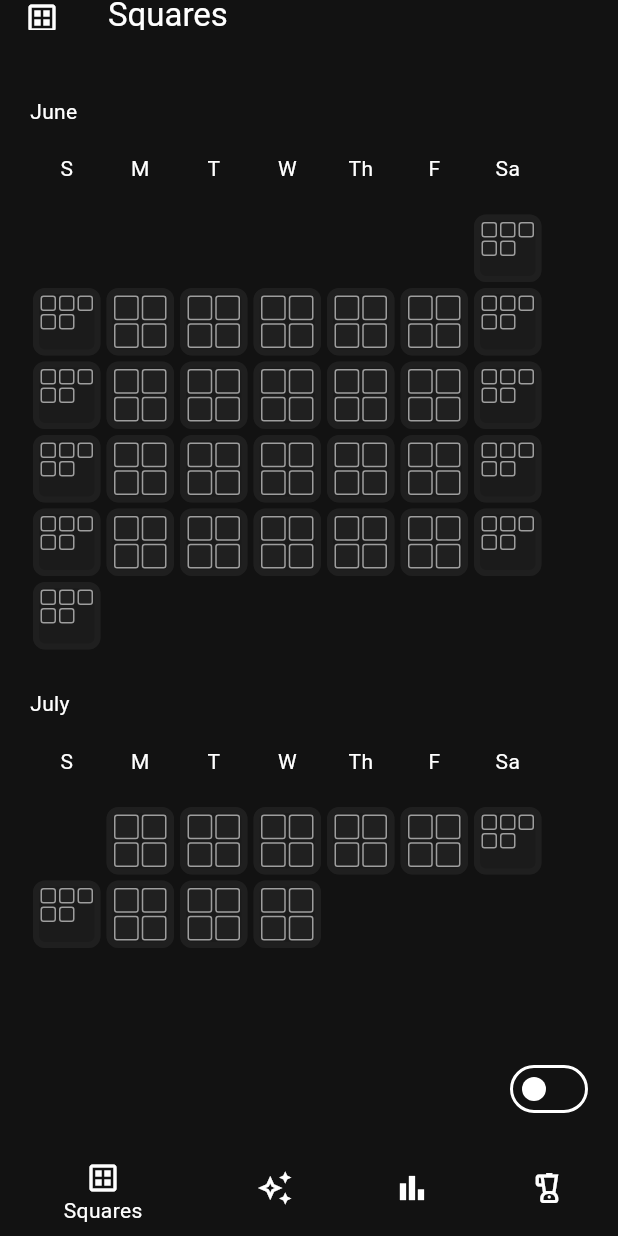
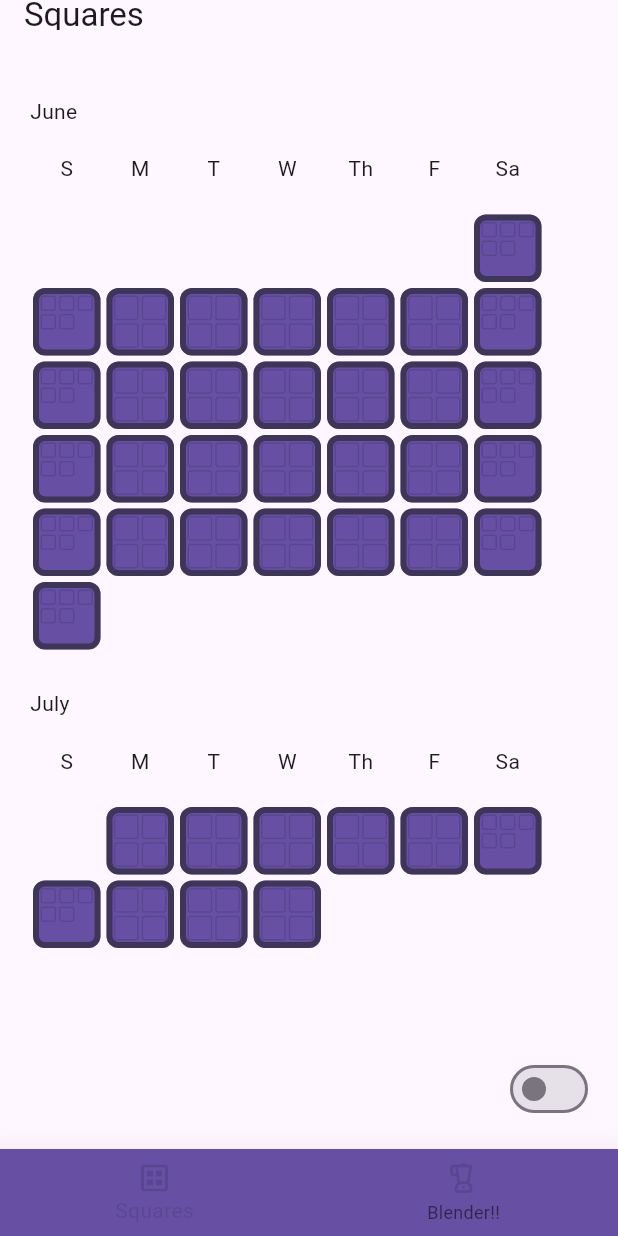
Before and after one commit to cueltschey/squared_away, a Flutter app: the screen it shows after launch, on a phone screen of 412 x 824 dp. Run offline on Flutter 3.47's test engine with Material 3 defaults, Android fonts, the phone set to English and light mode, and no system bars; our stand-ins replace fl_chart, flutter_colorpicker, flutter_markdown, pie_chart.

Commit message:
add themes, fix styling and fix bugs

```diff
--- a/lib/journal.dart
+++ b/lib/journal.dart
@@ -3,7 +3,6 @@ import 'dart:io';
 
 import 'package:flutter/material.dart';
 import 'package:flutter_markdown/flutter_markdown.dart';
-import 'package:file_picker/file_picker.dart';
 import 'package:intl/intl.dart';
 import 'package:path_provider/path_provider.dart';
 
--- a/lib/list.dart
+++ b/lib/list.dart
@@ -55,6 +55,7 @@ class _TaskListState extends State<TaskList> {
                 return Container(
                   padding: EdgeInsets.all(8.0),
                   decoration: BoxDecoration(
+                      color: Theme.of(context).primaryColor,
                     border: Border.all(
                       color: widget.taskList[index]['color'],
                       width: 2.0
--- a/lib/main.dart
+++ b/lib/main.dart
@@ -8,9 +8,18 @@ import 'dart:convert';
 import 'dart:io';
 import 'package:path_provider/path_provider.dart';
 import 'package:squared_away/options.dart';
+import 'package:provider/provider.dart';
+import 'theme.dart';
 
 void main() {
-  runApp(const SquaredAway());
+  runApp(
+    ChangeNotifierProvider(
+      create: (context) => ThemeProvider(
+        ThemeData.light(),
+      ),
+      child: const SquaredAway(),
+    ),
+  );
 }
 
 class SquaredAway extends StatelessWidget {
@@ -19,17 +28,14 @@ class SquaredAway extends StatelessWidget {
   // This widget is the root of your application.
   @override
   Widget build(BuildContext context) {
-    return MaterialApp(
-      title: 'Squared Away',
-      home: const HomePage(title: 'Squared Away'),
-      theme: ThemeData(
-        brightness: Brightness.dark,
-        primaryColor: Colors.green[800],
-        colorScheme: const ColorScheme.dark(
-        primary: Colors.blue,
-        secondary: Colors.blueAccent,
-      ),
-    )
+    return Consumer<ThemeProvider>(
+      builder: (context, themeProvider, child) {
+        return MaterialApp(
+          title: 'Squared Away',
+          theme: themeProvider.themeData,
+          home: HomePage(title: "Squared Away"),
+        );
+      },
     );
   }
 }
@@ -44,6 +50,44 @@ class HomePage extends StatefulWidget {
 
 class _HomePageState extends State<HomePage> {
 
+  final List<Map<String, dynamic>> themes = [
+    {
+      'name': 'Basic Dark',
+      'primary': Color.fromARGB(200, 34, 34, 34),
+      'focus': Color.fromARGB(255, 200, 200, 200),
+      'isDark': true,
+    },
+    {
+      'name': 'Basic Light',
+      'primary': Color.fromARGB(255, 150, 150, 150),
+      'focus': Color.fromARGB(255, 34, 34, 34),
+      'isDark': false,
+    },
+    {
+      'name': 'Martian Dark',
+      'primary': Color.fromARGB(200, 34, 34, 34),
+      'focus': Color.fromARGB(255, 200, 255, 255),
+      'isDark': true,
+    },
+    {
+      'name': 'Martian Light',
+      'primary': Color.fromARGB(255, 200, 255, 255),
+      'focus': Color.fromARGB(255, 34, 34, 34),
+      'isDark': false,
+    },
+    {
+      'name': 'Fire Dark',
+      'primary': Color.fromARGB(200, 34, 34, 34),
+      'focus': Color.fromARGB(255, 235, 150, 150),
+      'isDark': true,
+    },
+    {
+      'name': 'Fire Light',
+      'primary': Color.fromARGB(255, 235, 150, 150),
+      'focus': Color.fromARGB(255, 34, 34, 34),
+      'isDark': false,
+    },
+  ];
 
   Future<String> get _localPath async {
     final directory = await getApplicationDocumentsDirectory();
@@ -86,6 +130,7 @@ class _HomePageState extends State<HomePage> {
             };
           }
       ).toList(),
+      "theme": [themeId],
     };
     String jsonTaskList = jsonEncode(allData);
     return file.writeAsString(jsonTaskList);
@@ -127,6 +172,7 @@ class _HomePageState extends State<HomePage> {
   List<Map<String, dynamic>> tasks = [];
   List<Map<String, dynamic>> squareData = [];
   bool _loading = true;
+  int themeId = 0;
 
   Future<Map<String, dynamic>> _readData() async {
     try{
@@ -252,6 +298,19 @@ class _HomePageState extends State<HomePage> {
            squareData.addAll(fillMissingSquares(squareData.last['date'].add(Duration(days: 1))));
        }
       }
+      if(allData['theme'] != null && allData['theme'].length > 0){
+        setState(() {
+          themeId = allData['theme'][0];
+        });
+
+        Provider.of<ThemeProvider>(context, listen: false).setTheme(
+            ThemeData(
+              brightness: themes[themeId]['isDark']? Brightness.dark : Brightness.light,
+              primaryColor:  themes[themeId]['primary'],
+              focusColor: themes[themeId]['focus'],
+            )
+        );
+      }
       setState(() {
         _loading = false;
       });
@@ -351,6 +410,15 @@ class _HomePageState extends State<HomePage> {
       }
     });
   }
+
+  void setThemeCallback(int Id){
+    setState(() {
+      themeId = Id;
+    });
+    writeTaskList(tasks, squareData);
+  }
+
+
   bool _isJournal = false;
 
 
@@ -361,12 +429,11 @@ class _HomePageState extends State<HomePage> {
       case 0:
         DateTime now = DateTime.now();
         currentWidget = Scaffold(
-          appBar: AppBar(title: _isJournal? Text("Journal"): Text("Squares"), toolbarHeight: 20.0,
-            leading: _isJournal? Icon(Icons.chrome_reader_mode) : Icon(Icons.dataset_outlined)),
+          appBar: AppBar(title: _isJournal? Text("Journal"): Text("Squares"), toolbarHeight: 20.0,),
           body: _isJournal? Journal(squareData: squareData, taskList: tasks, setTaskCallback: setTaskCallback)
               : Squares(squareData: squareData, taskList: tasks, setTaskCallback: setTaskCallback),
           floatingActionButton:  Switch(
-            activeColor: Colors.white,
+            activeColor: Theme.of(context).focusColor,
             value: _isJournal,
             onChanged: (value) {
               setState(() {
@@ -377,14 +444,18 @@ class _HomePageState extends State<HomePage> {
         );
         break;
       case 1:
-        currentWidget = TaskList(taskList: tasks, addNewTask: addTaskCallback, deleteTaskCallback: removeTaskCallback, updateTask: updateTaskCallback,);
-        break;
-      case 2:
-        currentWidget = Statistics(taskList: tasks, squareData: squareData);
-        break;
-      case 3:
-        //currentWidget = Options();
-        currentWidget = Text(tasks[1].toString());
+        currentWidget = Options(
+          options: [
+            TaskList(taskList: tasks, addNewTask: addTaskCallback, deleteTaskCallback: removeTaskCallback, updateTask: updateTaskCallback),
+            Scaffold(
+              appBar:  AppBar(title: Text("Statistics")),
+                body: Statistics(taskList: tasks, squareData: squareData)
+            ),
+            ThemePicker(setThemeCallback: setThemeCallback,)
+          ],
+          icons: [Icon(Icons.auto_awesome_outlined, semanticLabel: "testing",), Icon(Icons.bar_chart_outlined), Icon(Icons.palette)],
+          subtitles: ["Habits", "Statistics", "Theme"],
+        );
         break;
       default:
         currentWidget = const SizedBox.shrink(); // Handle any unexpected index
@@ -397,28 +468,17 @@ class _HomePageState extends State<HomePage> {
       bottomNavigationBar: BottomNavigationBar(
         currentIndex: _pageIndex,
         onTap: _onItemTapped,
-        selectedItemColor: Colors.white,
+        selectedItemColor: Theme.of(context).focusColor,
         elevation: 20.0,
-        backgroundColor: Color.fromARGB(200, 34, 34, 34),
-        selectedIconTheme: const IconThemeData(
-          color: Colors.yellow,
-        ),
+        backgroundColor: Theme.of(context).primaryColor,
         items: [
           BottomNavigationBarItem(
-              icon:  _isJournal? const Icon(Icons.chrome_reader_mode, color: Colors.white) :
-                                 const Icon(Icons.dataset_outlined, color: Colors.white),
-              label: _isJournal? "Journal": "Squares"
+              icon:  _isJournal?  Icon(Icons.chrome_reader_mode, color: Theme.of(context).focusColor) :
+                                  Icon(Icons.dataset_outlined, color: Theme.of(context).focusColor),
+              label: _isJournal? "Journal": "Squares",
           ),
-          const BottomNavigationBarItem(
-              icon:  Icon(Icons.auto_awesome_outlined, color: Colors.white),
-              label: "Habits"
-          ),
-          const BottomNavigationBarItem(
-              icon:  Icon(Icons.bar_chart_outlined, color: Colors.white),
-              label: "Statistics"
-          ),
-          const BottomNavigationBarItem(
-              icon:  Icon(Icons.blender_outlined, color: Colors.white),
+          BottomNavigationBarItem(
+              icon:  Icon(Icons.blender_outlined, color: Theme.of(context).focusColor),
               label: "Blender!!"
           ),
         ],
--- a/lib/squares.dart
+++ b/lib/squares.dart
@@ -302,7 +302,7 @@ class _SquareItemState extends State<SquareItem> {
       padding: EdgeInsets.all(2.0),
       child: Container(
         decoration: BoxDecoration(
-            color: Color.fromARGB(150, 34, 34, 34),
+            color: Theme.of(context).primaryColor,
             borderRadius: BorderRadius.circular(8.0),
             border: Border.all(
               color: squareColor,
@@ -322,8 +322,8 @@ class _SquareItemState extends State<SquareItem> {
                   return Container(
                     decoration: BoxDecoration(
                         borderRadius: BorderRadius.circular(2),
-                        color: Color.fromARGB(200, 34, 34, 34),
-                        border: Border.all(color: Colors.grey)
+                        color: Theme.of(context).primaryColor,
+                        border: Border.all(color: Theme.of(context).focusColor)
                     ),
                     margin: EdgeInsets.all(1.0),
                   );
@@ -402,10 +402,10 @@ class _EditSquareState extends State<EditSquare> {
         children: [
           Container(
             decoration: BoxDecoration(
-              color: Color.fromARGB(150, 34, 34, 34),
+              color: Theme.of(context).primaryColor,
               borderRadius: BorderRadius.circular(8.0),
               border: Border.all(
-                color: Color.fromARGB(200, 34, 34, 34),
+                color: Theme.of(context).primaryColor,
                 width: 4.0,
               ),
             ),
@@ -423,8 +423,8 @@ class _EditSquareState extends State<EditSquare> {
                     return Container(
                       decoration: BoxDecoration(
                           borderRadius: BorderRadius.circular(2),
-                          color: Color.fromARGB(200, 34, 34, 34),
-                          border: Border.all(color: Colors.grey)
+                          color: Theme.of(context).primaryColor,
+                          border: Border.all(color: Theme.of(context).focusColor)
                       ),
                       margin: EdgeInsets.all(1.0),
                     );
--- a/lib/statistics.dart
+++ b/lib/statistics.dart
@@ -257,7 +257,7 @@ class LineChartState extends State<_LineChart>{
   Widget build(BuildContext context) {
     return LineChart(
       sampleData1,
-      duration: const Duration(milliseconds: 800),
+      duration: const Duration(milliseconds: 100),
     );
   }
 
--- a/pubspec.yaml
+++ b/pubspec.yaml
@@ -36,7 +36,7 @@ dependencies:
   path_provider: ^2.0.11
   fl_chart: ^0.68.0
   flutter_markdown: ^0.6.2  # Markdown rendering
-  file_picker: ^4.1.4       # File picking
+  provider: ^6.0.3
 
   # The following adds the Cupertino Icons font to your application.
   # Use with the CupertinoIcons class for iOS style icons.
```
Also changed, not shown: lib/options.dart (+5 -12 lines), lib/theme.dart (added, +70 -0 lines), pubspec.lock.
